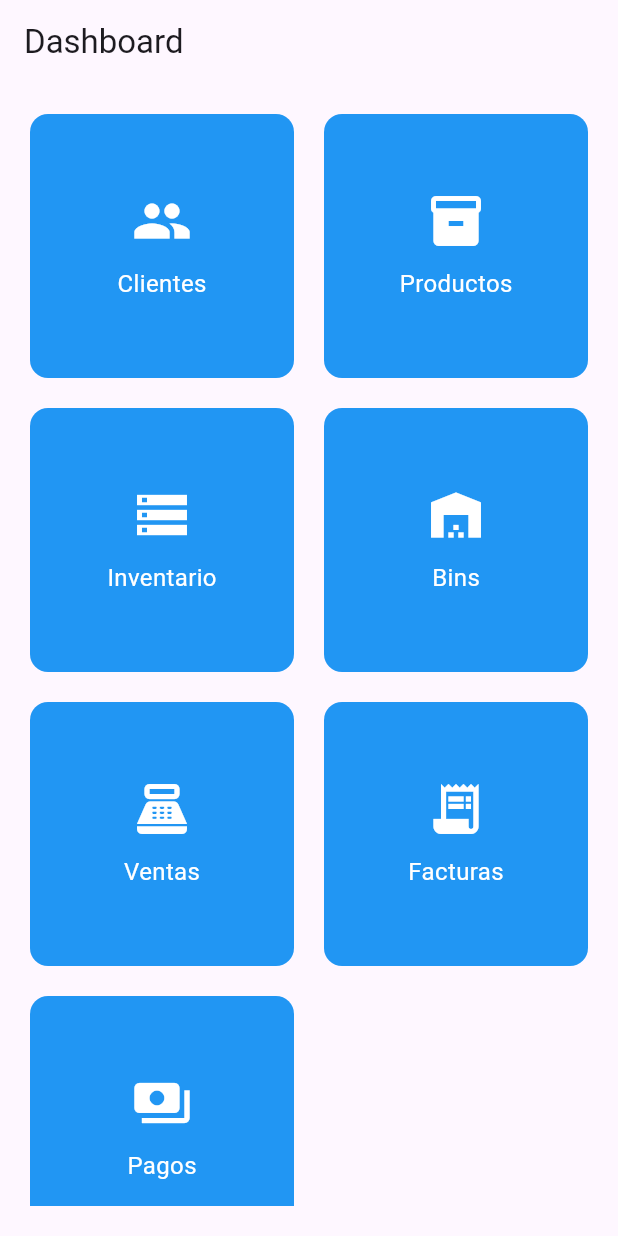
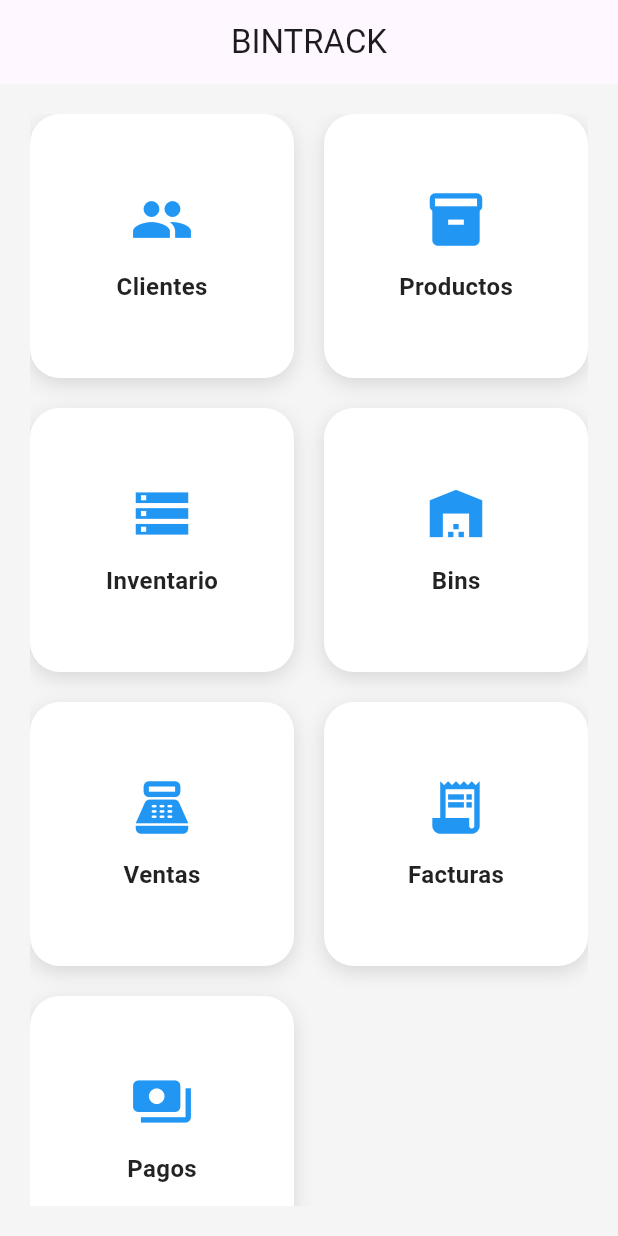
Before and after one commit to gercardena/bintrack_app, a Flutter app: the HomePage screen opened directly, on a phone screen of 412 x 824 dp. Run offline on Flutter 3.47's test engine with Material 3 defaults, Android fonts, the phone set to English and light mode, and no system bars; our stand-ins replace shared_preferences; accounts and stored records are empty.

Commit message:
feat: modulos invoices y payments + mejoras home

```diff
--- a/lib/features/home/presentation/home_page.dart
+++ b/lib/features/home/presentation/home_page.dart
@@ -5,6 +5,8 @@ import '../../products/presentation/products_page.dart';
 import '../../inventory/presentation/inventory_page.dart';
 import '../../warehouses/presentation/warehouses_page.dart';
 import '../../sales/presentation/sales_page.dart';
+import '../../invoices/presentation/invoices_page.dart';
+import '../../payments/presentation/payments_page.dart';
 
 class HomePage extends StatelessWidget {
   const HomePage({super.key});
@@ -13,8 +15,11 @@ class HomePage extends StatelessWidget {
   Widget build(BuildContext context) {
 
     return Scaffold(
+      backgroundColor: Colors.grey[100],
+
       appBar: AppBar(
-        title: const Text("Dashboard"),
+        title: const Text("BINTRACK"),
+        centerTitle: true,
       ),
 
       body: Padding(
@@ -108,9 +113,10 @@ class HomePage extends StatelessWidget {
               "Facturas",
               Icons.receipt_long,
               () {
-                ScaffoldMessenger.of(context).showSnackBar(
-                  const SnackBar(
-                    content: Text("Pantalla Facturas próximamente"),
+                Navigator.push(
+                  context,
+                  MaterialPageRoute(
+                    builder: (_) => const InvoicesPage(),
                   ),
                 );
               },
@@ -122,9 +128,10 @@ class HomePage extends StatelessWidget {
               "Pagos",
               Icons.payments,
               () {
-                ScaffoldMessenger.of(context).showSnackBar(
-                  const SnackBar(
-                    content: Text("Pantalla Pagos próximamente"),
+                Navigator.push(
+                  context,
+                  MaterialPageRoute(
+                    builder: (_) => const PaymentsPage(),
                   ),
                 );
               },
@@ -136,7 +143,7 @@ class HomePage extends StatelessWidget {
     );
   }
 
-  /// Botón reutilizable
+  /// BOTÓN REUTILIZABLE DEL DASHBOARD
   Widget _menuButton(
     BuildContext context,
     String title,
@@ -144,13 +151,22 @@ class HomePage extends StatelessWidget {
     VoidCallback onTap,
   ) {
 
-    return GestureDetector(
+    return InkWell(
+      borderRadius: BorderRadius.circular(20),
       onTap: onTap,
 
       child: Container(
         decoration: BoxDecoration(
-          color: Colors.blue,
-          borderRadius: BorderRadius.circular(12),
+          color: Colors.white,
+          borderRadius: BorderRadius.circular(20),
+
+          boxShadow: const [
+            BoxShadow(
+              color: Colors.black12,
+              blurRadius: 10,
+              offset: Offset(0, 4),
+            )
+          ],
         ),
 
         child: Column(
@@ -159,17 +175,18 @@ class HomePage extends StatelessWidget {
 
             Icon(
               icon,
-              size: 40,
-              color: Colors.white,
+              size: 42,
+              color: Colors.blue,
             ),
 
-            const SizedBox(height: 10),
+            const SizedBox(height: 12),
 
             Text(
               title,
               style: const TextStyle(
-                color: Colors.white,
                 fontSize: 16,
+                fontWeight: FontWeight.bold,
+                color: Colors.black87,
               ),
             ),
 
```
Also changed, not shown: lib/features/invoices/data/invoices_service.dart (added, +36 -0 lines), lib/features/invoices/models/invoice_model.dart (added, +25 -0 lines), lib/features/invoices/presentation/invoices_page.dart (added, +73 -0 lines), lib/features/payments/data/payments_service.dart (added, +36 -0 lines), lib/features/payments/models/payment_model.dart (added, +28 -0 lines), lib/features/payments/presentation/payments_page.dart (+63 -13 lines). Lines whose indentation alone changed are shown as unchanged.
